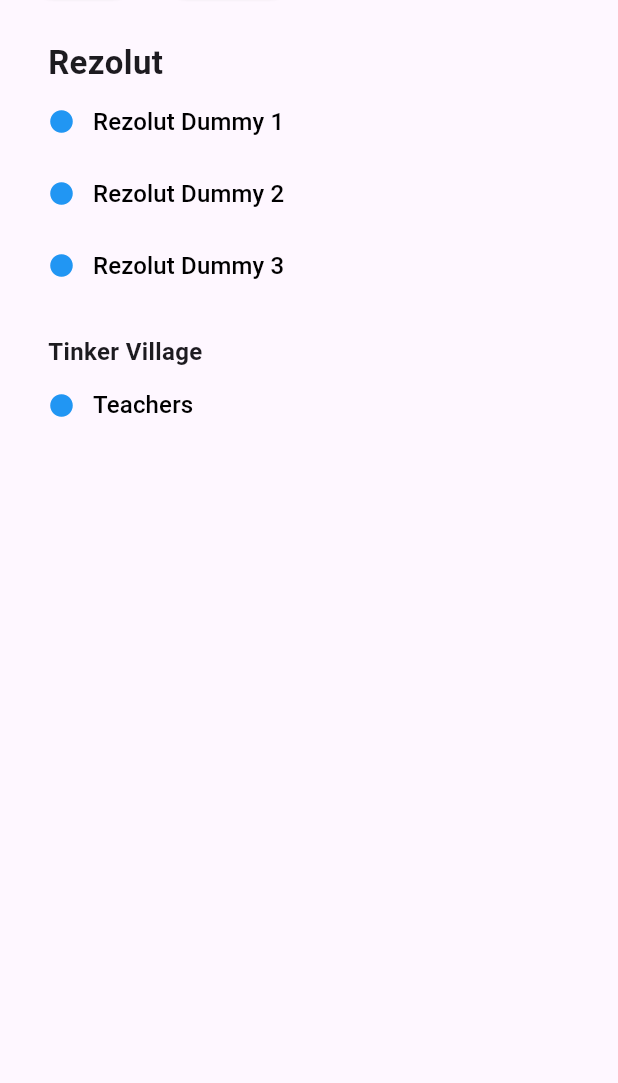
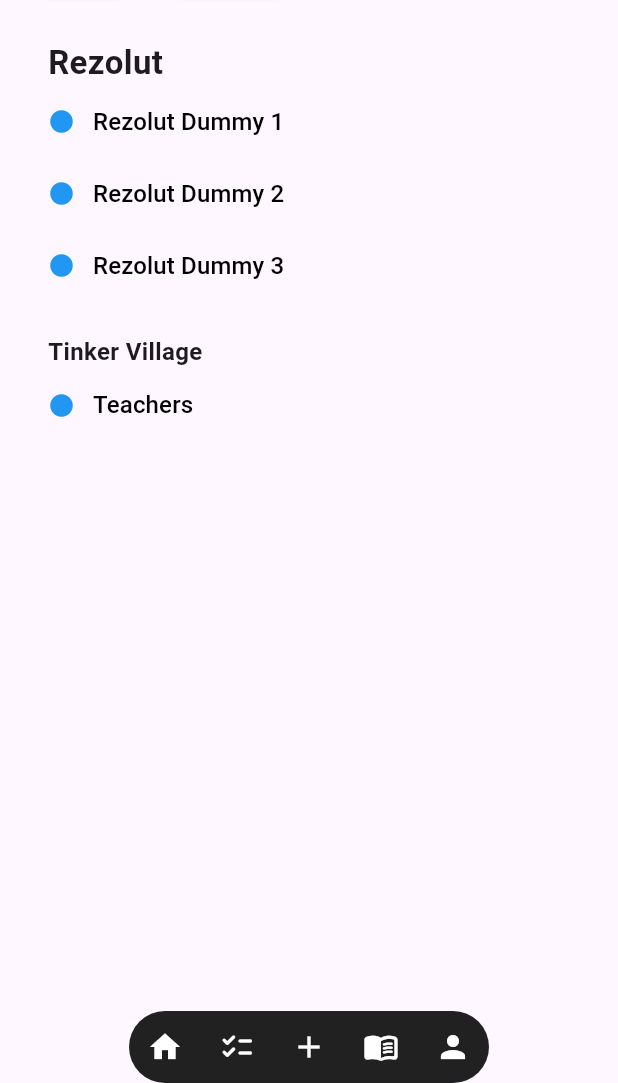
Before and after one commit to Durgesh9M/feed-spaces, a Flutter app: the screen it shows after launch, tab 2 chosen, on a phone screen of 412 x 824 dp, the part 153-1236 px from its top. Run offline on Flutter 3.47's test engine with Material 3 defaults, Android fonts, the phone set to English and light mode, and no system bars; our stand-ins replace bloc, flutter_bloc.

Commit message:
bottomFloatingBar added

```diff
--- a/lib/features/feed_spaces/ui/feed_spaces_screen.dart
+++ b/lib/features/feed_spaces/ui/feed_spaces_screen.dart
@@ -18,10 +18,44 @@
   @override
   Widget build(BuildContext context) {
     return Scaffold(
+      floatingActionButtonLocation: FloatingActionButtonLocation.centerDocked,
+      floatingActionButton: Container(
+        decoration: BoxDecoration(
+            color: Colors.black87, borderRadius: BorderRadius.circular(40)),
+        child: Row(
+          mainAxisSize: MainAxisSize.min,
+          children: [
+            IconButton(
+              onPressed: () {},
+              icon: Icon(Icons.home, color: Colors.white),
+            ),
+            IconButton(
+              onPressed: () {},
+              icon: Icon(Icons.checklist_rounded, color: Colors.white),
+            ),
+            IconButton(
+              onPressed: () {},
+              icon: Icon(Icons.add, color: Colors.white),
+            ),
+            IconButton(
+              onPressed: () {},
+              icon: Icon(Icons.menu_book_rounded, color: Colors.white),
+            ),
+            IconButton(
+              onPressed: () {},
+              icon: Icon(
+                Icons.person,
+                color: Colors.white,
+              ),
+            ),
+          ],
+        ),
+      ),
       appBar: AppBar(
         title: Text('Feed Spaces'),
       ),
-      body: Padding(
+      body: SafeArea(
+        child: Padding(
           padding: const EdgeInsets.symmetric(horizontal: 16.0),
           child: Column(
             children: [
@@ -74,7 +108,48 @@
                           : SpacesScreen());
                 },
               ),
+              // Fixed Legend Panel
+              // Positioned(
+              //   right: 50,
+              //   bottom: 100,
+              //   child: Container(
+              //     decoration: BoxDecoration(
+              //         color: Colors.black87,
+              //         borderRadius: BorderRadius.circular(40)),
+              //     child: Row(
+              //       mainAxisSize: MainAxisSize.min,
+              //       children: [
+              //         IconButton(
+              //           onPressed: () {},
+              //           icon: Icon(Icons.home, color: Colors.white),
+              //         ),
+              //         IconButton(
+              //           onPressed: () {},
+              //           icon: Icon(Icons.checklist_rounded,
+              //               color: Colors.white),
+              //         ),
+              //         IconButton(
+              //           onPressed: () {},
+              //           icon: Icon(Icons.add, color: Colors.white),
+              //         ),
+              //         IconButton(
+              //           onPressed: () {},
+              //           icon: Icon(Icons.menu_book_rounded,
+              //               color: Colors.white),
+              //         ),
+              //         IconButton(
+              //           onPressed: () {},
+              //           icon: Icon(
+              //             Icons.person,
+              //             color: Colors.white,
+              //           ),
+              //         ),
+              //       ],
+              //     ),
+              //   ),
+              // ),
             ],
+          ),
         ),
       ),
     );
```
Lines whose indentation alone changed are shown as unchanged.
